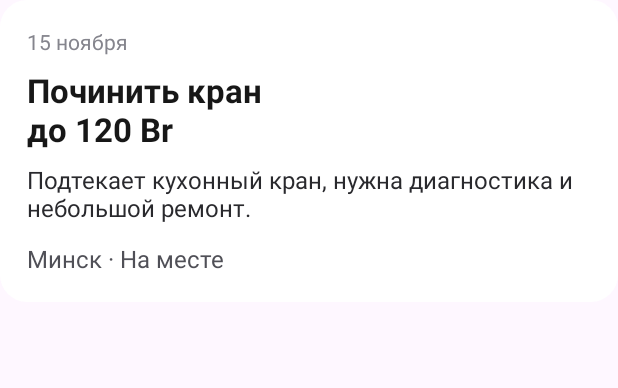
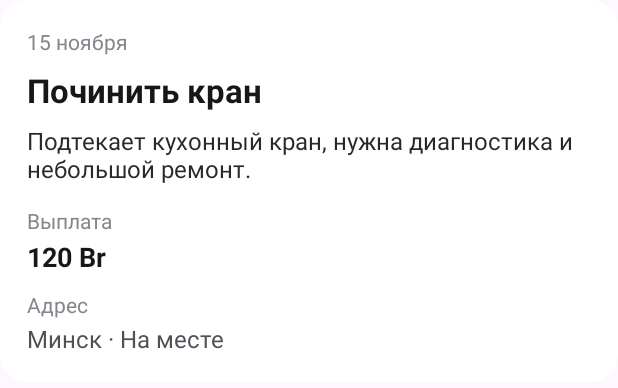
Before and after one commit to semfi4ka/kursovaya-tri-mushketera, an Android app: the layout item_order_fifth.xml on its own in the app's theme, with its tools: preview values and no code run, on a phone screen of 412 x 824 dp. Shown: the top 388 px of the screen. Run offline under Robolectric (Android 15) with nearby library versions, the phone set to English and light mode, and no system bars.

Commit message:
Show payout and address in order cards

```diff
--- a/app/src/main/res/layout/item_order_fifth.xml
+++ b/app/src/main/res/layout/item_order_fifth.xml
@@ -5,7 +5,10 @@
     android:layout_marginBottom="14dp" android:background="@drawable/rounded_white"
     android:orientation="vertical" android:padding="18dp">
     <TextView android:layout_width="wrap_content" android:layout_height="wrap_content" android:text="15 ноября" android:textColor="#85858D" android:textSize="14sp" />
-    <TextView android:layout_width="match_parent" android:layout_height="wrap_content" android:layout_marginTop="8dp" android:text="Починить кран\nдо 120 Br" android:textColor="#171717" android:textSize="22sp" android:textStyle="bold" />
+    <TextView android:layout_width="match_parent" android:layout_height="wrap_content" android:layout_marginTop="8dp" android:text="Починить кран" android:textColor="#171717" android:textSize="22sp" android:textStyle="bold" />
     <TextView android:layout_width="match_parent" android:layout_height="wrap_content" android:layout_marginTop="8dp" android:text="Подтекает кухонный кран, нужна диагностика и небольшой ремонт." android:textColor="#29292D" android:textSize="16sp" />
-    <TextView android:layout_width="wrap_content" android:layout_height="wrap_content" android:layout_marginTop="12dp" android:text="Минск · На месте" android:textColor="#505057" android:textSize="16sp" />
+    <TextView android:layout_width="wrap_content" android:layout_height="wrap_content" android:layout_marginTop="14dp" android:text="Выплата" android:textColor="#85858D" android:textSize="14sp" />
+    <TextView android:layout_width="wrap_content" android:layout_height="wrap_content" android:layout_marginTop="2dp" android:text="120 Br" android:textColor="#171717" android:textSize="18sp" android:textStyle="bold" />
+    <TextView android:layout_width="wrap_content" android:layout_height="wrap_content" android:layout_marginTop="10dp" android:text="Адрес" android:textColor="#85858D" android:textSize="14sp" />
+    <TextView android:layout_width="wrap_content" android:layout_height="wrap_content" android:layout_marginTop="2dp" android:text="Минск · На месте" android:textColor="#505057" android:textSize="16sp" />
 </LinearLayout>
--- a/app/src/main/res/layout/item_order_second.xml
+++ b/app/src/main/res/layout/item_order_second.xml
@@ -10,4 +10,8 @@
     <TextView android:layout_width="wrap_content" android:layout_height="wrap_content" android:text="18 ноября" android:textColor="#85858D" android:textSize="14sp" />
     <TextView android:layout_width="match_parent" android:layout_height="wrap_content" android:layout_marginTop="8dp" android:text="Дизайнер для проекта" android:textColor="#171717" android:textSize="22sp" android:textStyle="bold" />
     <TextView android:layout_width="match_parent" android:layout_height="wrap_content" android:layout_marginTop="8dp" android:text="Нужно подготовить макеты и иллюстрации. Удалённая работа · Минск" android:textColor="#29292D" android:textSize="16sp" />
+    <TextView android:layout_width="wrap_content" android:layout_height="wrap_content" android:layout_marginTop="14dp" android:text="Выплата" android:textColor="#85858D" android:textSize="14sp" />
+    <TextView android:layout_width="wrap_content" android:layout_height="wrap_content" android:layout_marginTop="2dp" android:text="Не указана" android:textColor="#171717" android:textSize="18sp" android:textStyle="bold" />
+    <TextView android:layout_width="wrap_content" android:layout_height="wrap_content" android:layout_marginTop="10dp" android:text="Адрес" android:textColor="#85858D" android:textSize="14sp" />
+    <TextView android:layout_width="wrap_content" android:layout_height="wrap_content" android:layout_marginTop="2dp" android:text="Дистанционно · Минск" android:textColor="#505057" android:textSize="16sp" />
 </LinearLayout>
```
Also changed, not shown: app/src/main/res/layout/item_order.xml (+5 -2 lines), app/src/main/res/layout/item_order_sixth.xml (+5 -2 lines), app/src/main/res/layout/item_order_third.xml (+5 -2 lines).
